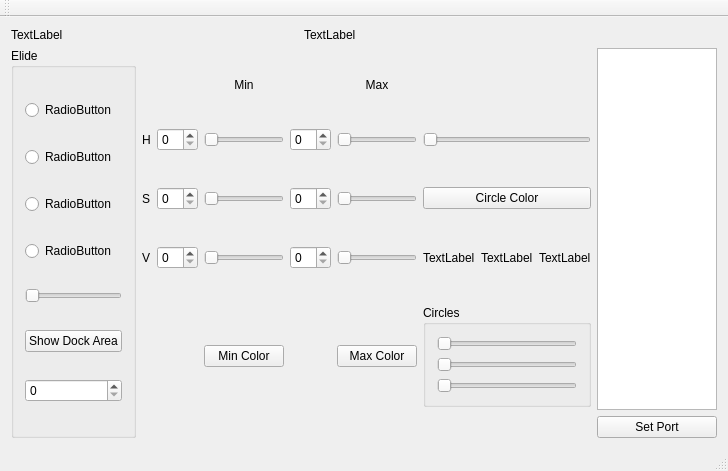
Above: object-detector/src/View/DesktopView/View/mainwindow.ui from Icraus/Object-Detector before the change. Below: the same form after it.
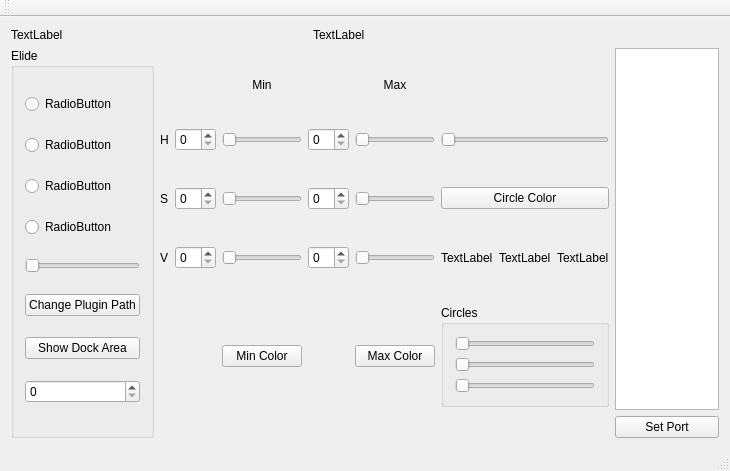
That is the form after the change. Custom widgets are drawn as their Qt base class.

Commit message: Update Docs and add Plugin Path Dialog

Diff of the .ui file:
```diff
--- a/object-detector/src/View/DesktopView/View/mainwindow.ui
+++ b/object-detector/src/View/DesktopView/View/mainwindow.ui
@@ -7,7 +7,7 @@
    <rect>
     <x>0</x>
     <y>0</y>
-    <width>728</width>
+    <width>730</width>
     <height>471</height>
    </rect>
   </property>
@@ -306,6 +306,13 @@
            </property>
           </widget>
          </item>
+         <item>
+          <widget class="QPushButton" name="pushButton_6">
+           <property name="text">
+            <string>Change Plugin Path</string>
+           </property>
+          </widget>
+         </item>
          <item>
           <widget class="QPushButton" name="pushButton_5">
            <property name="text">
```
Left out of the diff: 2 changed lines with no effect on the pictures. The commit also changes 658 other files.
